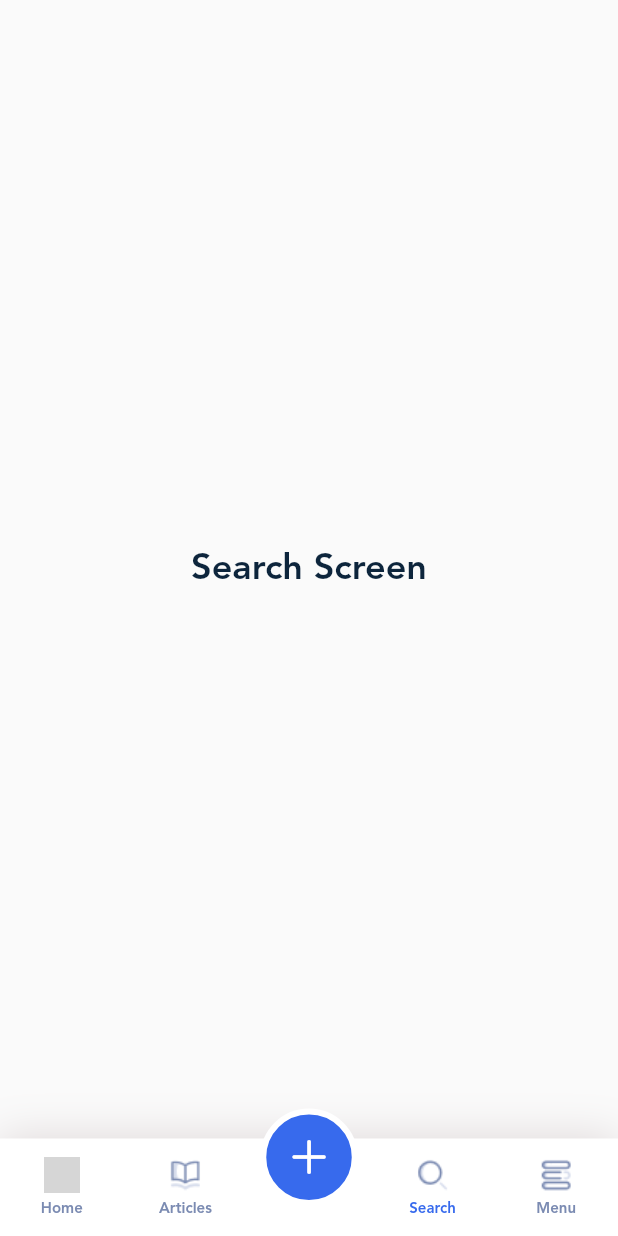
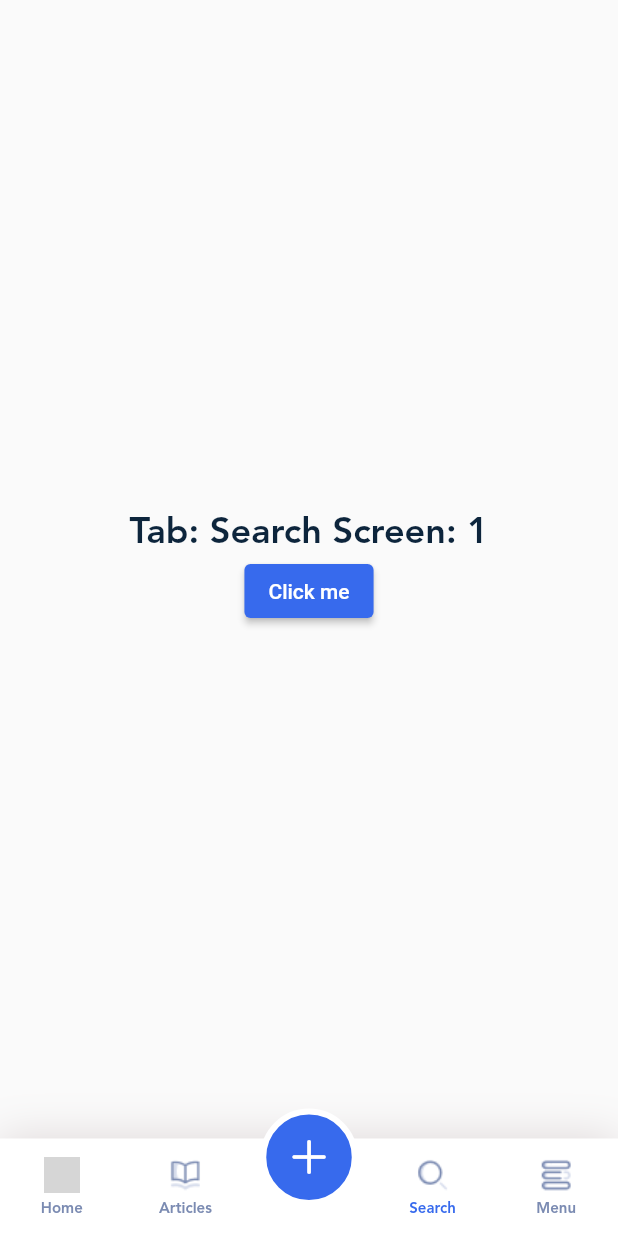
Before and after one commit to hamidreza-ka/blog_club, a Flutter app: the screen it shows after launch, scrolled down 296 dp, after a tap on "Search", on a phone screen of 412 x 824 dp. Run offline on Flutter 3.47's test engine with Material 2 defaults, Android fonts, the phone set to English and light mode, and no system bars; our stand-ins replace dotted_border, flutter_svg, smooth_page_indicator; missing offline and left inert: dart:js; grey boxes are pictures that could not be loaded.

Commit message:
complete implementation of navigation system

```diff
--- a/lib/home.dart
+++ b/lib/home.dart
@@ -1,3 +1,4 @@
+import 'package:blog_club/article.dart';
 import 'package:blog_club/carousel/carousel_slider.dart';
 import 'package:blog_club/data.dart';
 import 'package:blog_club/gen/assets.gen.dart';
@@ -345,7 +346,12 @@ class PostItem extends StatelessWidget {
 
   @override
   Widget build(BuildContext context) {
-    return Container(
+    return InkWell(
+      onTap: () => Navigator.push(
+        context,
+        MaterialPageRoute(builder: (context) => ArticleScreen()),
+      ),
+      child: Container(
         margin: const EdgeInsets.fromLTRB(32, 8, 32, 8),
         decoration: BoxDecoration(
           color: Colors.white,
@@ -433,7 +439,8 @@ class PostItem extends StatelessWidget {
                                   ? CupertinoIcons.bookmark_fill
                                   : CupertinoIcons.bookmark,
                               size: 16,
-                            color: Theme.of(context).textTheme.bodyText2!.color,
+                              color:
+                                  Theme.of(context).textTheme.bodyText2!.color,
                             ),
                           ),
                         ),
@@ -445,6 +452,7 @@ class PostItem extends StatelessWidget {
             ),
           ],
         ),
+      ),
     );
   }
 }
--- a/lib/main.dart
+++ b/lib/main.dart
@@ -2,7 +2,7 @@ import 'package:blog_club/article.dart';
 import 'package:blog_club/gen/fonts.gen.dart';
 import 'package:blog_club/home.dart';
 import 'package:blog_club/profile.dart';
-import 'package:blog_club/search.dart';
+import 'package:blog_club/simple.dart';
 import 'package:flutter/cupertino.dart';
 import 'package:flutter/material.dart';
 import 'package:flutter/services.dart';
@@ -134,9 +134,42 @@ const double bottomNavigationHeight = 65;
 class _MainScreeenState extends State<MainScreeen> {
   int selectedTabIndex = homeIndex;
 
+  GlobalKey<NavigatorState> _homeGlobalKey = GlobalKey();
+  GlobalKey<NavigatorState> _articleGlobalKey = GlobalKey();
+  GlobalKey<NavigatorState> _searchGlobalKey = GlobalKey();
+  GlobalKey<NavigatorState> _menuGlobalKey = GlobalKey();
+
+  final List<int> _selectedTabHistory = [];
+
+  late final map = {
+    homeIndex: _homeGlobalKey,
+    articleIndex: _articleGlobalKey,
+    searchIndex: _searchGlobalKey,
+    menuIndex: _menuGlobalKey,
+  };
+
+  Future<bool> _onWillPop() async {
+    final NavigatorState currentSelectedTabNavigatorState =
+        map[selectedTabIndex]!.currentState!;
+
+    if (currentSelectedTabNavigatorState.canPop()) {
+      currentSelectedTabNavigatorState.pop();
+      return false;
+    } else if (_selectedTabHistory.isNotEmpty) {
+      setState(() {
+        selectedTabIndex = _selectedTabHistory.last;
+        _selectedTabHistory.removeLast();
+      });
+      return false;
+    }
+    return true;
+  }
+
   @override
   Widget build(BuildContext context) {
-    return Scaffold(
+    return WillPopScope(
+      onWillPop: _onWillPop,
+      child: Scaffold(
         body: Stack(
           children: [
             Positioned.fill(
@@ -144,10 +177,10 @@ class _MainScreeenState extends State<MainScreeen> {
               child: IndexedStack(
                 index: selectedTabIndex,
                 children: [
-                HomeScreen(),
-                ArticleScreen(),
-                SearchScreen(),
-                ProfileScreen(),
+                  _navigator(_homeGlobalKey, homeIndex, const HomeScreen()),
+                  _navigator(_articleGlobalKey, articleIndex, ArticleScreen()),
+                  _navigator(_searchGlobalKey, searchIndex, SimpleScreen(tabName: 'Search',)),
+                  _navigator(_menuGlobalKey, menuIndex, ProfileScreen()),
                 ],
               ),
             ),
@@ -156,11 +189,30 @@ class _MainScreeenState extends State<MainScreeen> {
               left: 0,
               right: 0,
               child: _BottomNavigation(
-              onItemTap: (index) => setState(() => selectedTabIndex = index),
+                onItemTap: (index) => setState(() {
+                  _selectedTabHistory.remove(index);
+                  _selectedTabHistory.add(index);
+                  selectedTabIndex = index;
+                }),
                 selectedIndex: selectedTabIndex,
               ),
             ),
           ],
+        ),
+      ),
+    );
+  }
+
+  Widget _navigator(GlobalKey key, int index, Widget child) {
+    return key.currentState == null && selectedTabIndex != index
+        ? Container()
+        : Navigator(
+            key: key,
+            onGenerateRoute: (settings) => MaterialPageRoute(
+              builder: (context) => Offstage(
+                offstage: selectedTabIndex != index,
+                child: child,
+              ),
             ),
           );
   }
--- a/lib/search.dart
+++ /dev/null
@@ -1,13 +0,0 @@
-import 'package:flutter/material.dart';
-
-class SearchScreen extends StatelessWidget {
-  @override
-  Widget build(BuildContext context) {
-    return Center(
-      child: Text(
-        'Search Screen',
-        style: Theme.of(context).textTheme.headline4,
-      ),
-    );
-  }
-}
--- /dev/null
+++ b/lib/simple.dart
@@ -0,0 +1,36 @@
+import 'package:flutter/material.dart';
+
+class SimpleScreen extends StatelessWidget {
+  final String tabName;
+  final int screenNumber;
+
+  const SimpleScreen({
+    Key? key,
+    required this.tabName,
+    this.screenNumber = 1,
+  }) : super(key: key);
+
+  @override
+  Widget build(BuildContext context) {
+    return Center(
+      child: Column(
+        mainAxisAlignment: MainAxisAlignment.center,
+        children: [
+          Text(
+            'Tab: $tabName Screen: $screenNumber',
+            style: Theme.of(context).textTheme.headline4,
+          ),
+          ElevatedButton(
+              onPressed: () => Navigator.push(
+                    context,
+                    MaterialPageRoute(
+                      builder: (context) => SimpleScreen(
+                          tabName: tabName, screenNumber: screenNumber + 1),
+                    ),
+                  ),
+              child: Text('Click me'))
+        ],
+      ),
+    );
+  }
+}
```
Lines whose indentation alone changed are shown as unchanged.
